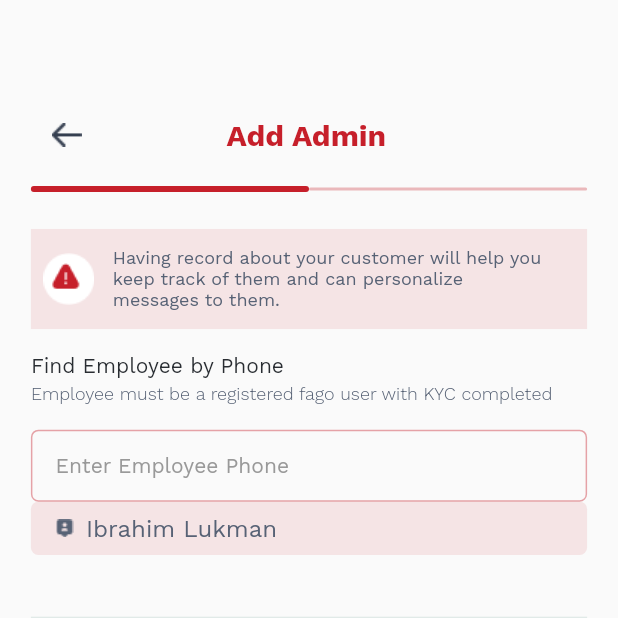
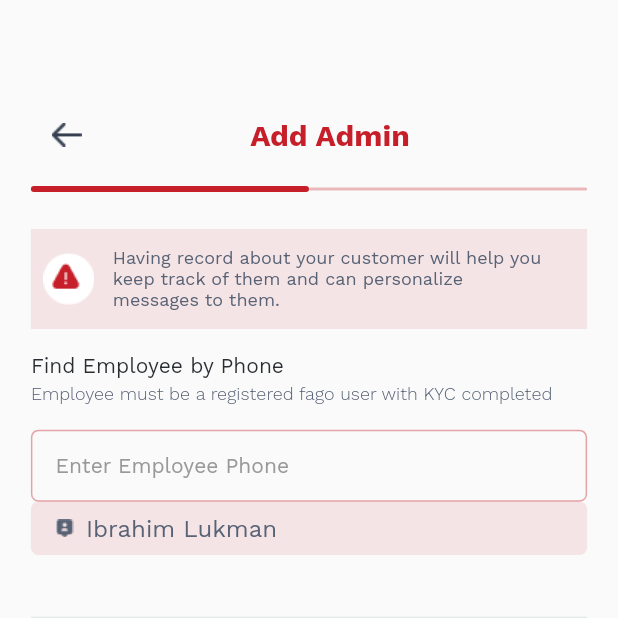
Before and after one commit to Behalal/Fagopay_mobile, a Flutter app: the AddAdmin screen opened directly, on a phone screen of 412 x 824 dp, the top half of it. Run offline on Flutter 3.47's test engine with Material 2 defaults, Android fonts, the phone set to English and light mode, and no system bars; drawn by our look-alikes of auto_size_text; our stand-ins replace dotted_decoration, dropdown_button2, equatable, flutter_native_contact_picker, flutter_progress_hud, flutter_secure_storage and 11 more; missing offline and left inert: flutter_identity_kyc, number_display, numeric_keyboard; accounts and stored records are empty.

Commit message:
Header redadjustment

```diff
--- a/lib/screens/individual/home/dashboard_home.dart
+++ b/lib/screens/individual/home/dashboard_home.dart
@@ -219,7 +219,7 @@ class _DashboardHomeState extends State<DashboardHome> {
                                 // ),
                               )
                             : SizedBox(
-                                height: 2.h,
+                                height: 1.h,
                               ),
                         Padding(
                           padding: EdgeInsets.only(
--- a/lib/screens/widgets/head_style_extra_pages.dart
+++ b/lib/screens/widgets/head_style_extra_pages.dart
@@ -30,7 +30,7 @@ class ProgressStyle extends StatelessWidget {
       Row(
         mainAxisAlignment: (icon != null)
             ? MainAxisAlignment.spaceBetween
-            : MainAxisAlignment.start,
+            : MainAxisAlignment.spaceBetween,
         crossAxisAlignment: CrossAxisAlignment.center,
         children: [
           IconButton(
@@ -44,12 +44,11 @@ class ProgressStyle extends StatelessWidget {
             icon: const Image(image: AssetImage("assets/images/Icon.png")),
             iconSize: 20,
           ),
-          if (icon == null)
-            SizedBox(
-              width: 20.w,
-            ),
-          FittedBox(
-            child: Text(
+          // if (icon == null)
+          //   SizedBox(
+          //     width: 20,
+          //   ),
+          Text(
             pageName,
             textAlign: TextAlign.center,
             overflow: TextOverflow.ellipsis,
@@ -60,12 +59,14 @@ class ProgressStyle extends StatelessWidget {
               color: fagoSecondaryColor,
             ),
           ),
-          ),
-          if (icon != null)
-            GestureDetector(
-              onTap: onPressedIconAction,
-              child: Image.asset(icon!),
-            ),
+          // if (icon != null)
+          //   GestureDetector(
+          //     onTap: onPressedIconAction,
+          //     child: Image.asset(icon!),
+          //   ),
+          Container(
+            width: 20,
+          )
         ],
       ),
       const SizedBox(
```
Lines whose indentation alone changed are shown as unchanged.
